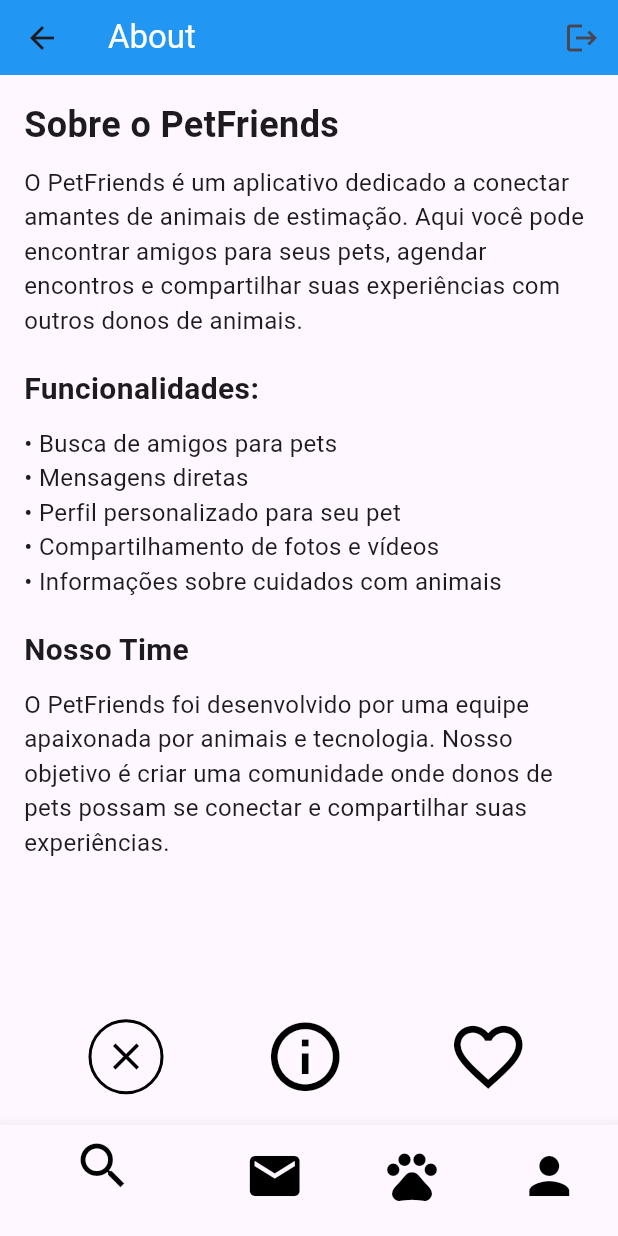
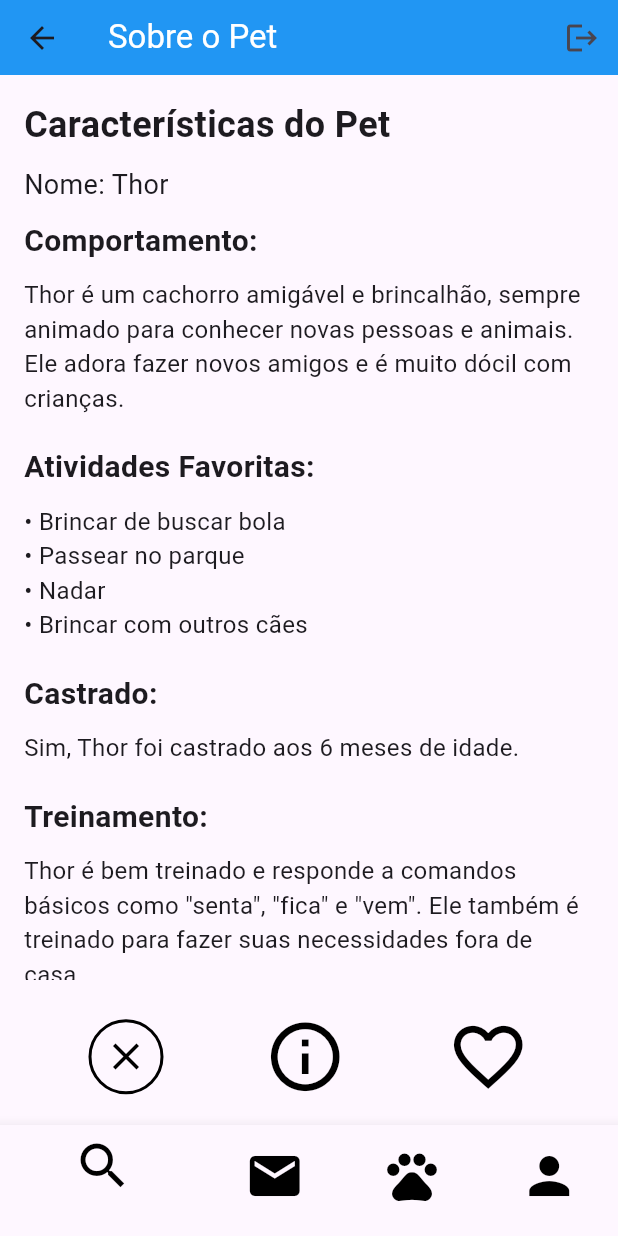
Before and after one commit to Robert-dvk/petfriends, a Flutter app: the About screen opened directly, on a phone screen of 412 x 824 dp. Run offline on Flutter 3.47's test engine with Material 3 defaults, Android fonts, the phone set to English and light mode, and no system bars; our stand-ins replace image_picker.

Commit message:
main 14-06
atualizando about para apresentação do front

```diff
--- a/lib/screens/about.dart
+++ b/lib/screens/about.dart
@@ -25,7 +25,7 @@ class _AboutState extends State<About> {
   Widget build(BuildContext context) {
     return Scaffold(
       appBar: AppBar(
-        title: const Text('About',
+        title: const Text('Sobre o Pet',
         style: TextStyle(color: Colors.white),
         ),
         backgroundColor: Colors.blue,
@@ -47,7 +47,7 @@ class _AboutState extends State<About> {
                   crossAxisAlignment: CrossAxisAlignment.start,
                   children: [
                     Text(
-                      'Sobre o PetFriends',
+                      'Características do Pet',
                       style: TextStyle(
                         fontSize: 24.0,
                         fontWeight: FontWeight.bold,
@@ -55,12 +55,12 @@ class _AboutState extends State<About> {
                     ),
                     SizedBox(height: 10),
                     Text(
-                      'O PetFriends é um aplicativo dedicado a conectar amantes de animais de estimação. Aqui você pode encontrar amigos para seus pets, agendar encontros e compartilhar suas experiências com outros donos de animais.',
-                      style: TextStyle(fontSize: 16.0),
+                      'Nome: Thor',
+                      style: TextStyle(fontSize: 18.0),
                     ),
-                    SizedBox(height: 20),
+                    SizedBox(height: 10),
                     Text(
-                      'Funcionalidades:',
+                      'Comportamento:',
                       style: TextStyle(
                         fontSize: 20.0,
                         fontWeight: FontWeight.bold,
@@ -68,12 +68,12 @@ class _AboutState extends State<About> {
                     ),
                     SizedBox(height: 10),
                     Text(
-                      '• Busca de amigos para pets\n• Mensagens diretas\n• Perfil personalizado para seu pet\n• Compartilhamento de fotos e vídeos\n• Informações sobre cuidados com animais',
+                      'Thor é um cachorro amigável e brincalhão, sempre animado para conhecer novas pessoas e animais. Ele adora fazer novos amigos e é muito dócil com crianças.',
                       style: TextStyle(fontSize: 16.0),
                     ),
                     SizedBox(height: 20),
                     Text(
-                      'Nosso Time',
+                      'Atividades Favoritas:',
                       style: TextStyle(
                         fontSize: 20.0,
                         fontWeight: FontWeight.bold,
@@ -81,7 +81,46 @@ class _AboutState extends State<About> {
                     ),
                     SizedBox(height: 10),
                     Text(
-                      'O PetFriends foi desenvolvido por uma equipe apaixonada por animais e tecnologia. Nosso objetivo é criar uma comunidade onde donos de pets possam se conectar e compartilhar suas experiências.',
+                      '• Brincar de buscar bola\n• Passear no parque\n• Nadar\n• Brincar com outros cães',
+                      style: TextStyle(fontSize: 16.0),
+                    ),
+                    SizedBox(height: 20),
+                    Text(
+                      'Castrado:',
+                      style: TextStyle(
+                        fontSize: 20.0,
+                        fontWeight: FontWeight.bold,
+                      ),
+                    ),
+                    SizedBox(height: 10),
+                    Text(
+                      'Sim, Thor foi castrado aos 6 meses de idade.',
+                      style: TextStyle(fontSize: 16.0),
+                    ),
+                    SizedBox(height: 20),
+                    Text(
+                      'Treinamento:',
+                      style: TextStyle(
+                        fontSize: 20.0,
+                        fontWeight: FontWeight.bold,
+                      ),
+                    ),
+                    SizedBox(height: 10),
+                    Text(
+                      'Thor é bem treinado e responde a comandos básicos como "senta", "fica" e "vem". Ele também é treinado para fazer suas necessidades fora de casa.',
+                      style: TextStyle(fontSize: 16.0),
+                    ),
+                    SizedBox(height: 20),
+                    Text(
+                      'Comportamento com outros animais:',
+                      style: TextStyle(
+                        fontSize: 20.0,
+                        fontWeight: FontWeight.bold,
+                      ),
+                    ),
+                    SizedBox(height: 10),
+                    Text(
+                      'Thor é muito sociável e adora a companhia de outros cães. Ele também se dá bem com gatos, embora às vezes possa ser um pouco curioso demais.',
                       style: TextStyle(fontSize: 16.0),
                     ),
                   ],
--- a/lib/screens/profilepage.dart
+++ b/lib/screens/profilepage.dart
@@ -78,7 +78,7 @@ class _ProfilePageState extends State<ProfilePage> {
           ),
           GestureDetector(
             onTap: () {
-              print('Ícone "Meus dados" clicado');
+              debugPrint('Ícone "Meus dados" clicado');
             },
             child: Container(
               padding: const EdgeInsets.symmetric(horizontal: 16.0),
@@ -103,7 +103,7 @@ class _ProfilePageState extends State<ProfilePage> {
           ),
           GestureDetector(
             onTap: () {
-              print('Ícone "Meu pet" clicado');
+              debugPrint('Ícone "Meu pet" clicado');
             },
             child: Container(
               padding: const EdgeInsets.symmetric(horizontal: 16.0),
```
